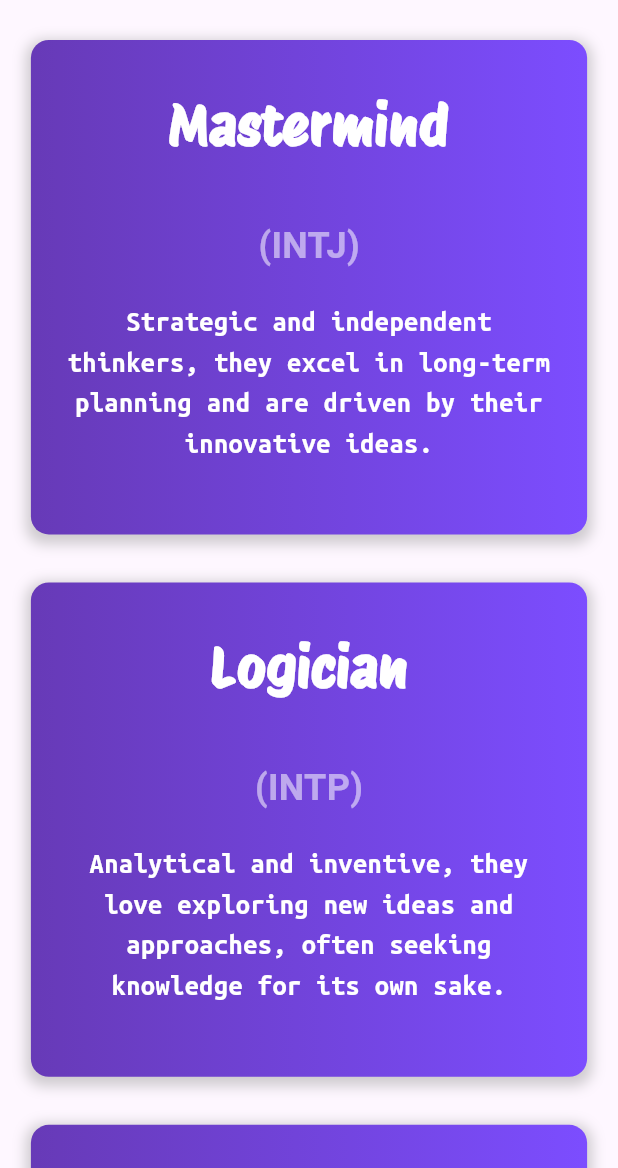
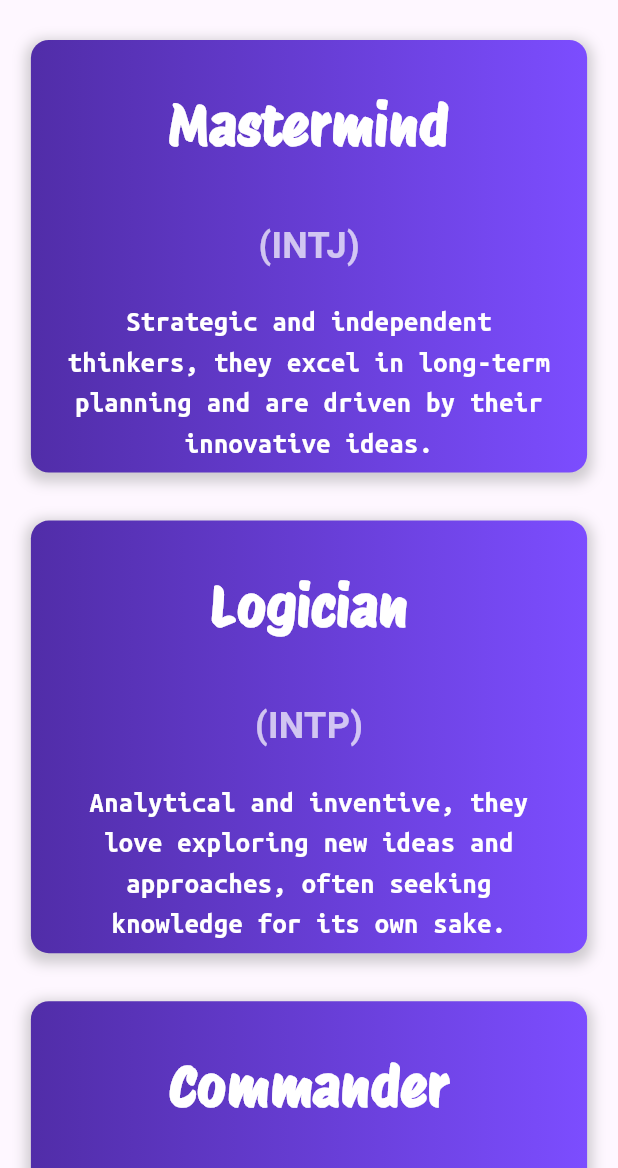
Before and after one commit to softengen/MBTI_Personality_App, a Flutter app: the screen it shows after launch, on a phone screen of 412 x 824 dp, the part 68-1236 px from its top. Run offline on Flutter 3.47's test engine with Material 3 defaults, Android fonts, the phone set to English and light mode, and no system bars; project files that could hold a hidden picture were left out.

Commit message:
update personality_card

```diff
--- a/lib/widgets/personality_card.dart
+++ b/lib/widgets/personality_card.dart
@@ -11,7 +11,7 @@ class personality_card extends StatelessWidget {
     double w = MediaQuery.of(context).size.width;
     double h = MediaQuery.of(context).size.height;
 
-    Color gradientColor1 = Colors.deepPurpleAccent[900] ?? Colors.deepPurple; // Null check
+    Color gradientColor1 = Colors.deepPurple[700] ?? Colors.deepPurple; // Null check
     Color gradientColor2 = Colors.deepPurpleAccent[200] ?? Colors.deepPurple; // Null check
 
     return Material(
@@ -37,7 +37,7 @@ class personality_card extends StatelessWidget {
             ),
           ),
           width: w * 0.9,
-          height: h * 0.4,
+          height: h * 0.35,
           child: Column(
             crossAxisAlignment: CrossAxisAlignment.center,
             children: [
@@ -61,7 +61,7 @@ class personality_card extends StatelessWidget {
                   fontFamily: "Roboto",
                   fontWeight: FontWeight.bold,
                   fontSize: 24,
-                  color: Colors.white54,
+                  color: Colors.white70,
                 ),
               ),
               const SizedBox(height: 20),
```
